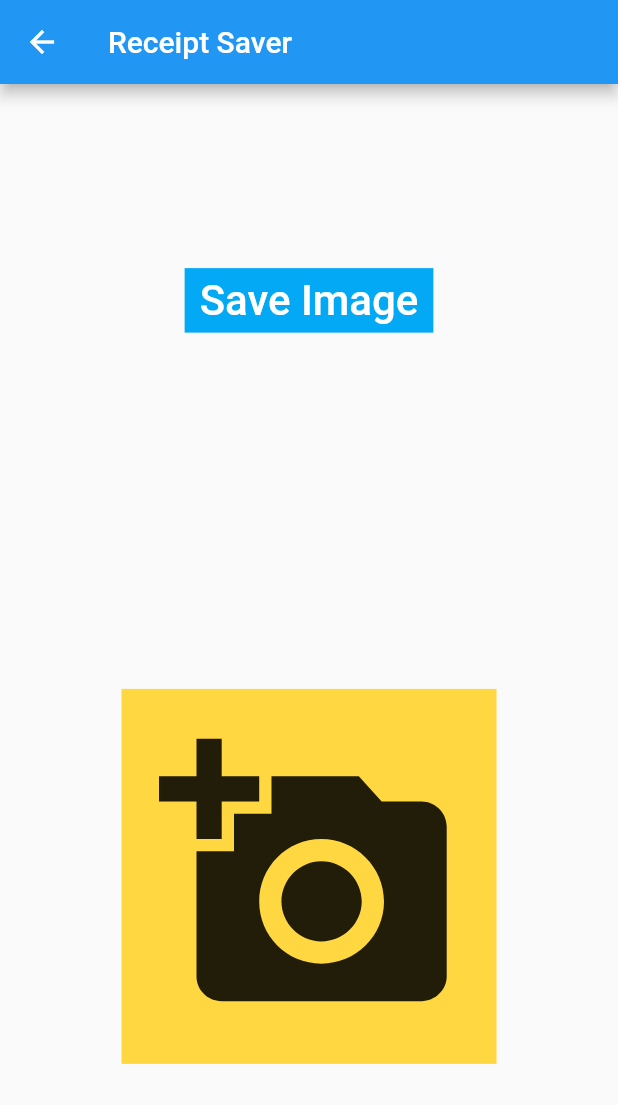
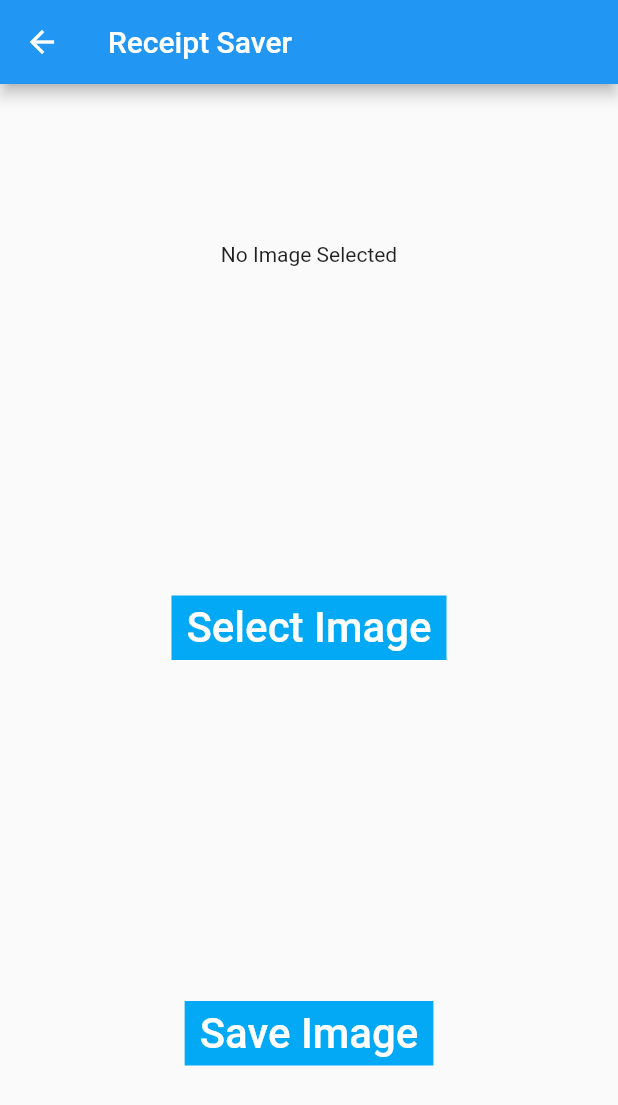
Before and after one commit to ggalarza123/receipt_saver_app, a Flutter app: the AddReceiptScreen screen opened by its route, on a phone screen of 412 x 824 dp. Shown: the top 1105 px of the screen. Run offline on Flutter 3.47's test engine with Material 2 defaults, Android fonts, the phone set to English and light mode, and no system bars; our stand-ins replace camera, image_picker.

Commit message:
Added camera feature, now able to take a picture, or select from gallery, but still unable to save yet.

```diff
--- a/lib/add_receipt_screen.dart
+++ b/lib/add_receipt_screen.dart
@@ -1,7 +1,71 @@
+import 'dart:io';
+
+import 'package:camera/camera.dart';
 import 'package:flutter/material.dart';
+import 'package:image_picker/image_picker.dart';
 
-class AddReceiptScreen extends StatelessWidget {
-  const AddReceiptScreen({super.key});
+class AddReceiptScreen extends StatefulWidget {
+  @override
+  _AddReceiptScreen createState() => _AddReceiptScreen();
+}
+
+class _AddReceiptScreen extends State<AddReceiptScreen> {
+
+  XFile? imageFile;
+
+
+  _openGallery(BuildContext context) async {
+    imageFile = await ImagePicker().pickImage(source: ImageSource.gallery);
+    this.setState(() {
+
+    });
+    Navigator.of(context).pop();
+  }
+
+  _openCamera(BuildContext context) async {
+    imageFile = await ImagePicker().pickImage(source: ImageSource.camera);
+    this.setState(() {
+
+    });
+    Navigator.of(context).pop();
+  }
+
+  Future<void> _showChoiceDialog(BuildContext context) {
+    return showDialog(
+        context: context,
+        builder: (BuildContext context) {
+          return AlertDialog(
+            title: Text("Make a choice."),
+            content: SingleChildScrollView(
+              child: ListBody(
+                children: <Widget>[
+                  GestureDetector(
+                    child: Text("Gallery"),
+                    onTap: () {
+                      _openGallery(context);
+                    },
+                  ),
+                  Padding(padding: EdgeInsets.all(8.0)),
+                  GestureDetector(
+                    child: Text("Camera"),
+                    onTap: () {
+                      _openCamera(context);
+                    },
+                  )
+                ],
+              ),
+            ),
+          );
+        });
+  }
+
+  Widget _decideImageView() {
+    if (imageFile == null) {
+      return Text("No Image Selected");
+    } else {
+      return Image.file(File(imageFile!.path), height: 400, width: 400);
+    }
+  }
 
   @override
   Widget build(BuildContext context) {
@@ -13,6 +77,21 @@ class AddReceiptScreen extends StatelessWidget {
         child: Column(
           mainAxisAlignment: MainAxisAlignment.spaceAround,
           children: [
+            _decideImageView(),
+            TextButton(
+              onPressed: () {
+                _showChoiceDialog(context);
+              },
+              child: Container(
+                color: Colors.lightBlue,
+                padding:
+                    const EdgeInsets.symmetric(vertical: 5, horizontal: 10),
+                child: const Text(
+                  'Select Image',
+                  style: TextStyle(color: Colors.white, fontSize: 28.0),
+                ),
+              ),
+            ),
             TextButton(
               onPressed: () {},
               child: Container(
@@ -25,26 +104,6 @@ class AddReceiptScreen extends StatelessWidget {
                 ),
               ),
             ),
-            SizedBox.fromSize(
-              size: Size(250, 250),
-              child: Material(
-                color: Colors.amberAccent,
-                child: InkWell(
-                  splashColor: Colors.green,
-                  onTap: () {},
-                  child: Column(
-                    mainAxisAlignment: MainAxisAlignment.center,
-                    children: <Widget>[
-                      Icon(
-                        Icons.add_a_photo,
-                        size: 200,
-                      ), // <-- Icon
-                      // <-- Text
-                    ],
-                  ),
-                ),
-              ),
-            )
           ],
         ),
       ),
--- a/lib/main.dart
+++ b/lib/main.dart
@@ -21,7 +21,7 @@ class MyApp extends StatelessWidget {
       initialRoute: '/',
       routes: {
         '/': (context) => const MainScreen(), //
-        '/add_receipt' : (context) => const AddReceiptScreen(),
+        '/add_receipt' : (context) => AddReceiptScreen(),
         '/view_receipts' : (context) => const ViewReceiptsScreen()
       },
     );
--- a/lib/main_screen.dart
+++ b/lib/main_screen.dart
@@ -1,4 +1,5 @@
 import 'package:flutter/material.dart';
+
 
 class MainScreen extends StatelessWidget {
   const MainScreen({super.key});
--- a/pubspec.yaml
+++ b/pubspec.yaml
@@ -29,15 +29,13 @@ environment:
 # the latest version available on pub.dev. To see which dependencies have newer
 # versions available, run `flutter pub outdated`.
 dependencies:
+  image_picker:
   flutter:
     sdk: flutter
-  camera:
-  path_provider:
-  path:
-
   # The following adds the Cupertino Icons font to your application.
   # Use with the CupertinoIcons class for iOS style icons.
   cupertino_icons: ^1.0.2
+  camera: ^0.10.0+4
 
 dev_dependencies:
   flutter_test:
```
Also changed, not shown: pubspec.lock, 1 other file.
